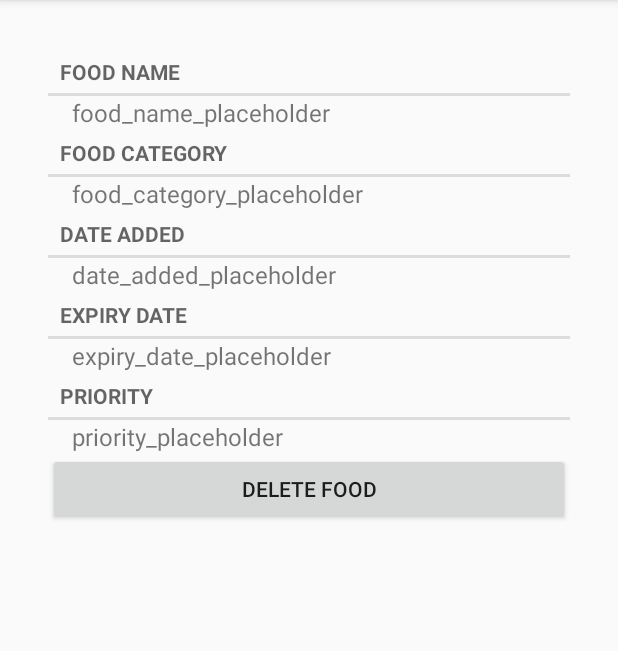
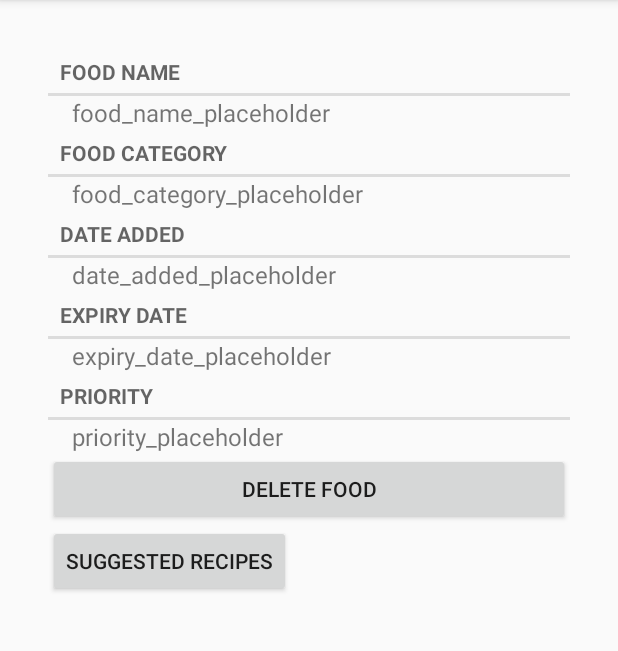
Before and after one commit to amailk/fridge-pal-android, an Android app: the FoodFragment screen opened directly, with no data from a screen before it, on a phone screen of 412 x 824 dp, the part 84-735 px from its top. Run offline under Robolectric (Android 15) with nearby library versions, the phone set to English and light mode, and no system bars; Roboto replaces fonts that are not available here; 4 statements that could not run were skipped.

Commit message:
Add suggested Recipes for a food item

```diff
--- a/app/src/main/java/cp317/wlu/ca/fridgepal/fridge/FoodFragment.java
+++ b/app/src/main/java/cp317/wlu/ca/fridgepal/fridge/FoodFragment.java
@@ -1,5 +1,6 @@
 package cp317.wlu.ca.fridgepal.fridge;
 
+import android.content.Intent;
 import android.os.Bundle;
 import android.view.LayoutInflater;
 import android.view.View;
@@ -16,31 +17,34 @@ import cp317.wlu.ca.fridgepal.repositories.FoodRepository;
 public class FoodFragment extends Fragment {
     @Override
     public View onCreateView(LayoutInflater inflater, ViewGroup container, Bundle savedInstanceState) {
-        View v = inflater.inflate(R.layout.food_fragment_layout, container, false);
+        View view = inflater.inflate(R.layout.food_fragment_layout, container, false);
 
         Food foodName = (Food) getArguments().getSerializable("arg_food_name");
 
-        TextView foodNameText = (TextView) v.findViewById(R.id.food_name_text);
+        TextView foodNameText = view.findViewById(R.id.food_name_text);
         foodNameText.setText(foodName.getName());
-        TextView foodCatText = (TextView) v.findViewById(R.id.food_category_text);
+        TextView foodCatText = view.findViewById(R.id.food_category_text);
         foodCatText.setText(foodName.getCategory());
-        TextView addDate = (TextView) v.findViewById(R.id.date_added_text);
+        TextView addDate = view.findViewById(R.id.date_added_text);
         addDate.setText(foodName.getAddedDate());
-        TextView expiryDate = (TextView) v.findViewById(R.id.expiry_date_text);
+        TextView expiryDate = view.findViewById(R.id.expiry_date_text);
         expiryDate.setText(foodName.getExpiryDate());
-        TextView isPriority = (TextView) v.findViewById(R.id.priority_item);
+        TextView isPriority = view.findViewById(R.id.priority_item);
 
-        Button deleteFoodButton = (Button) v.findViewById(R.id.delete_food_button);
+        Button deleteFoodButton = view.findViewById(R.id.delete_food_button);
 
-        deleteFoodButton.setOnClickListener(new View.OnClickListener() {
-            @Override
-            public void onClick(View v) {
-                FoodRepository.getInstance().removedFood(foodName);
-                getActivity().finish();
-            }
+        deleteFoodButton.setOnClickListener(v -> {
+            FoodRepository.getInstance().removedFood(foodName);
+            getActivity().finish();
         });
 
-        return v;
+        view.findViewById(R.id.button_suggested_recipes).setOnClickListener(v -> {
+            Intent intent = new Intent(getContext(), SuggestedRecipesActivity.class);
+            intent.putExtra(SuggestedRecipesActivity.EXTRA_INGREDIENT_NAME, foodName.getName());
+            startActivity(intent);
+        });
+
+        return view;
     }
 
     public static FoodFragment newInstance(Food foodObj) {
--- a/app/src/main/java/cp317/wlu/ca/fridgepal/repositories/SpoonacularRepository.java
+++ b/app/src/main/java/cp317/wlu/ca/fridgepal/repositories/SpoonacularRepository.java
@@ -128,5 +128,6 @@ public class SpoonacularRepository {
         @GET("recipes/{id}/similar")
         @Headers(API_KEY_HEADER)
         Call<List<Recipe>> getRelatedRecipesForRecipe(@Path("id") String recipeId);
+
     }
 }
--- a/app/src/main/res/layout/activity_recipe.xml
+++ b/app/src/main/res/layout/activity_recipe.xml
@@ -14,7 +14,6 @@
         android:layout_marginStart="8dp"
         android:layout_marginTop="8dp"
         android:layout_marginEnd="8dp"
-        android:src="@drawable/raspberry"
         app:layout_constraintEnd_toEndOf="parent"
         app:layout_constraintStart_toStartOf="parent"
         app:layout_constraintTop_toBottomOf="@+id/title" />
--- /dev/null
+++ b/app/src/main/res/layout/activity_suggested_recipes.xml
@@ -0,0 +1,5 @@
+<?xml version="1.0" encoding="utf-8"?>
+<FrameLayout xmlns:android="http://schemas.android.com/apk/res/android"
+android:id="@+id/container"
+android:layout_width="match_parent"
+android:layout_height="match_parent"/>
--- a/app/src/main/res/layout/food_fragment_layout.xml
+++ b/app/src/main/res/layout/food_fragment_layout.xml
@@ -82,4 +82,10 @@
         android:text="@string/delete_food_label"
         android:id="@+id/delete_food_button"/>
 
+    <Button
+        android:id="@+id/button_suggested_recipes"
+        android:text="@string/suggested_recipes"
+        android:layout_width="wrap_content"
+        android:layout_height="wrap_content" />
+
 </LinearLayout>
--- a/app/src/main/res/values/strings.xml
+++ b/app/src/main/res/values/strings.xml
@@ -103,5 +103,7 @@
         <item> Gluten Free</item>
         <item> Pescatarian</item>
     </string-array>
+    <string name="title_activity_suggested_recipes">SuggestedRecipesActivity</string>
+    <string name="suggested_recipes">Suggested Recipes</string>
 
 </resources>
```
Also changed, not shown: app/src/main/AndroidManifest.xml (+6 -1 lines), app/src/main/java/cp317/wlu/ca/fridgepal/fridge/SuggestedRecipesActivity.java (added, +37 -0 lines), app/src/main/java/cp317/wlu/ca/fridgepal/recipes/RecipesFragment.java (+19 -0 lines), app/src/main/java/cp317/wlu/ca/fridgepal/recipes/RecipesViewModel.java (+10 -0 lines).
